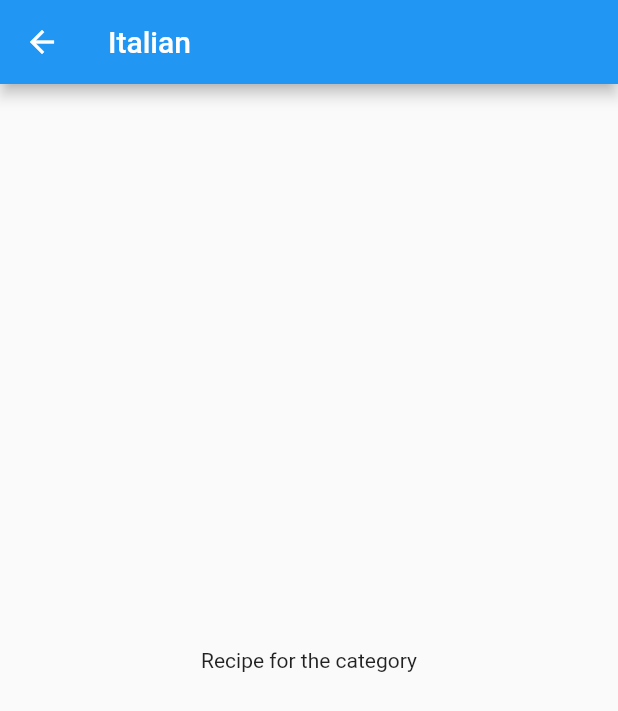
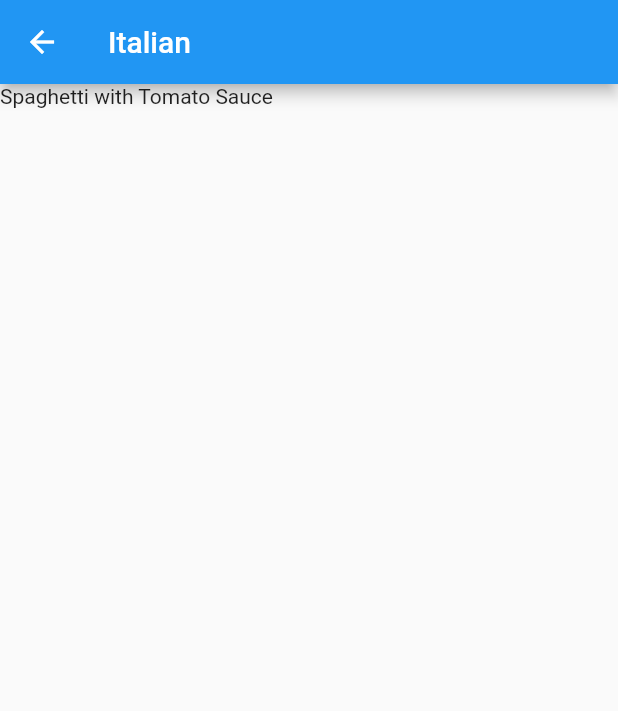
Before and after one commit to williamdeli/Project_Flutter_MealApp, a Flutter app: the screen it shows after launch, after a tap on "Italian", on a phone screen of 412 x 824 dp. Shown: the top 711 px of the screen. Run offline on Flutter 3.47's test engine with Material 2 defaults, Android fonts, the phone set to English and light mode, and no system bars.

Commit message:
Step 7. add dummyMeals in dummy_data.dart

```diff
--- a/lib/recipe_screen.dart
+++ b/lib/recipe_screen.dart
@@ -1,4 +1,5 @@
 import 'package:flutter/material.dart';
+import 'dummy_data.dart';
 
 class RecipeScreen extends StatelessWidget {
   static const String routeName = '/recipe';
@@ -12,11 +13,16 @@ class RecipeScreen extends StatelessWidget {
         ModalRoute.of(context)!.settings.arguments as Map<String, String>;
     final String categoryId = routeArgs['id']!;
     final String categoryTitle = routeArgs['title']!;
+    final filteredMeals = dummyMeals.where((meal) {
+      return meal.categories.contains(categoryId);
+    }).toList();
     return Scaffold(
-      appBar: AppBar(title: Text(categoryTitle)),
-      body: const Center(
-        child: Text('Recipe for the category'),
-      ),
-    );
+        appBar: AppBar(title: Text(categoryTitle)),
+        body: ListView.builder(
+          itemBuilder: (context, index) {
+            return Text(filteredMeals[index].title);
+          },
+          itemCount: filteredMeals.length,
+        ));
   }
 }
```
